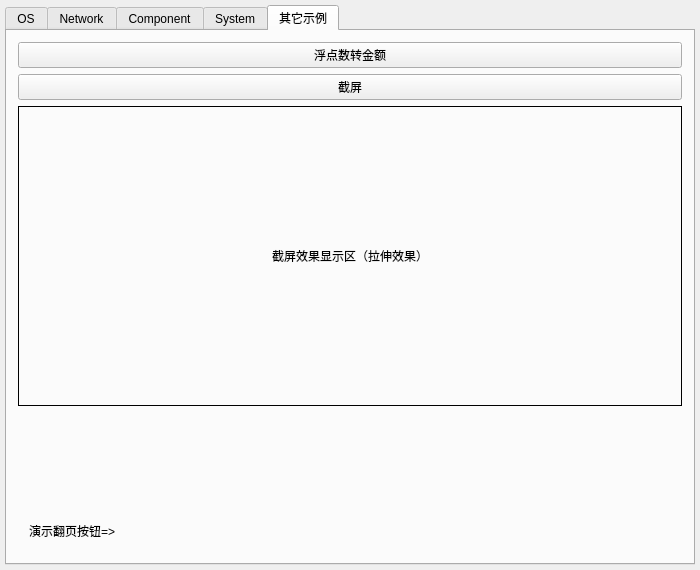
First picture: the form in sample/mainwindow.ui, repository jjzhang166/Tianchi2, before the edit.
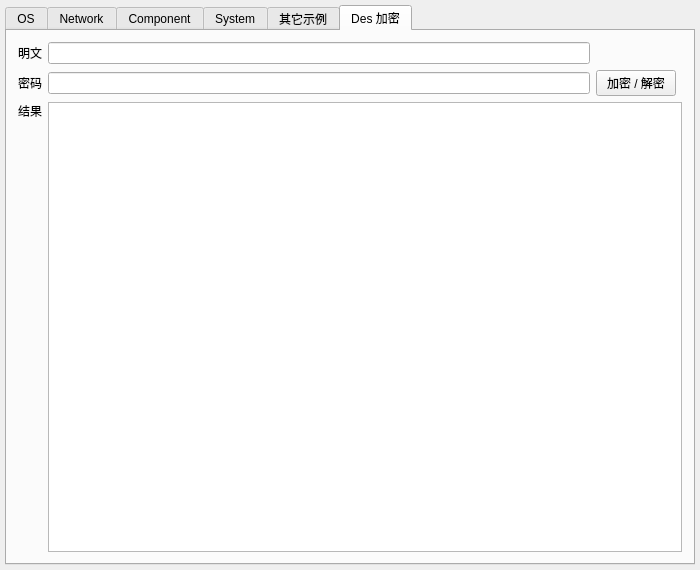
Second picture: the form after the edit. Custom widgets are drawn as their Qt base class.

Patch:
```diff
--- a/sample/mainwindow.ui
+++ b/sample/mainwindow.ui
@@ -33,7 +33,7 @@
     <item>
      <widget class="QTabWidget" name="tabWidget">
       <property name="currentIndex">
-       <number>4</number>
+       <number>5</number>
       </property>
       <widget class="QWidget" name="tab">
        <attribute name="title">
@@ -592,6 +592,53 @@
         </item>
        </layout>
       </widget>
+      <widget class="QWidget" name="tab_11">
+       <attribute name="title">
+        <string>Des 加密</string>
+       </attribute>
+       <layout class="QGridLayout" name="gridLayout_6">
+        <item row="0" column="1">
+         <widget class="QLineEdit" name="lineEdit"/>
+        </item>
+        <item row="0" column="0">
+         <widget class="QLabel" name="label_4">
+          <property name="text">
+           <string>明文</string>
+          </property>
+         </widget>
+        </item>
+        <item row="2" column="1" colspan="3">
+         <widget class="QTextEdit" name="textEdit"/>
+        </item>
+        <item row="2" column="0">
+         <widget class="QLabel" name="label_5">
+          <property name="text">
+           <string>结果</string>
+          </property>
+          <property name="alignment">
+           <set>Qt::AlignLeading|Qt::AlignLeft|Qt::AlignTop</set>
+          </property>
+         </widget>
+        </item>
+        <item row="1" column="1">
+         <widget class="QLineEdit" name="edDesPwd"/>
+        </item>
+        <item row="1" column="0">
+         <widget class="QLabel" name="label_6">
+          <property name="text">
+           <string>密码</string>
+          </property>
+         </widget>
+        </item>
+        <item row="1" column="2">
+         <widget class="QPushButton" name="pushButton_27">
+          <property name="text">
+           <string>加密 / 解密</string>
+          </property>
+         </widget>
+        </item>
+       </layout>
+      </widget>
      </widget>
     </item>
    </layout>
```
